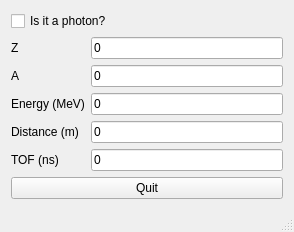
sztaylor89/QtTofCalc, file qtofcalc/MainWindow.ui: the form before one commit.
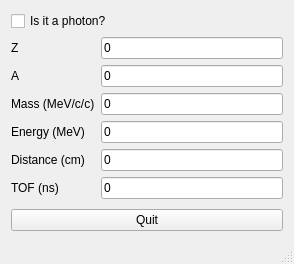
The form after the commit.

```diff
--- a/qtofcalc/MainWindow.ui
+++ b/qtofcalc/MainWindow.ui
@@ -7,7 +7,7 @@
     <x>0</x>
     <y>0</y>
     <width>294</width>
-    <height>230</height>
+    <height>264</height>
    </rect>
   </property>
   <property name="windowTitle">
@@ -55,48 +55,65 @@
         </property>
        </widget>
       </item>
-      <item row="3" column="0">
+      <item row="4" column="0">
        <widget class="QLabel" name="label_4">
         <property name="text">
          <string>Energy (MeV)</string>
         </property>
        </widget>
       </item>
-      <item row="3" column="1">
+      <item row="4" column="1">
        <widget class="QLineEdit" name="lineEdit_en">
         <property name="text">
          <string>0</string>
         </property>
        </widget>
       </item>
-      <item row="4" column="0">
+      <item row="5" column="0">
        <widget class="QLabel" name="label_3">
         <property name="text">
-         <string>Distance (m)</string>
+         <string>Distance (cm)</string>
         </property>
        </widget>
       </item>
-      <item row="4" column="1">
+      <item row="5" column="1">
        <widget class="QLineEdit" name="lineEdit_d">
         <property name="text">
          <string>0</string>
         </property>
        </widget>
       </item>
-      <item row="5" column="0">
+      <item row="6" column="0">
        <widget class="QLabel" name="label_5">
         <property name="text">
          <string>TOF (ns)</string>
         </property>
        </widget>
       </item>
-      <item row="5" column="1">
+      <item row="6" column="1">
        <widget class="QLineEdit" name="lineEdit_t">
         <property name="text">
          <string>0</string>
         </property>
        </widget>
       </item>
+      <item row="3" column="0">
+       <widget class="QLabel" name="label_6">
+        <property name="text">
+         <string>Mass (MeV/c/c)</string>
+        </property>
+       </widget>
+      </item>
+      <item row="3" column="1">
+       <widget class="QLineEdit" name="lineEdit_m">
+        <property name="text">
+         <string>0</string>
+        </property>
+        <property name="readOnly">
+         <bool>true</bool>
+        </property>
+       </widget>
+      </item>
      </layout>
     </item>
     <item>
```
